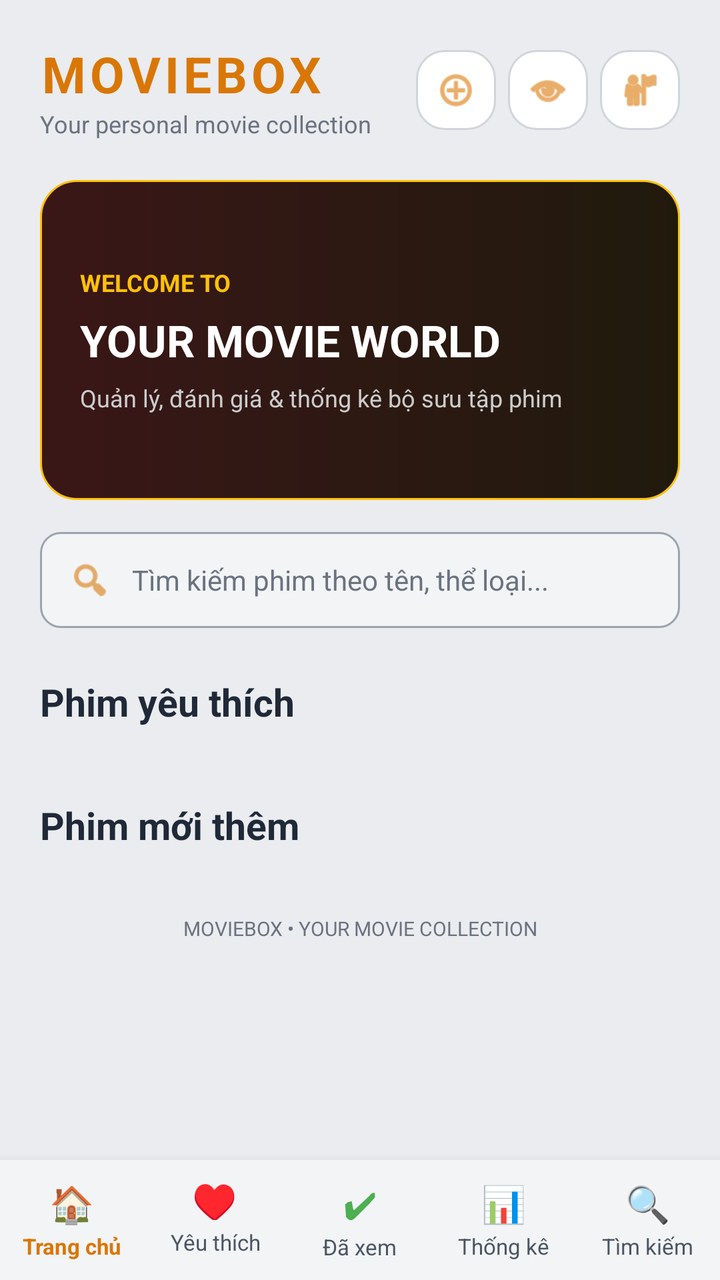
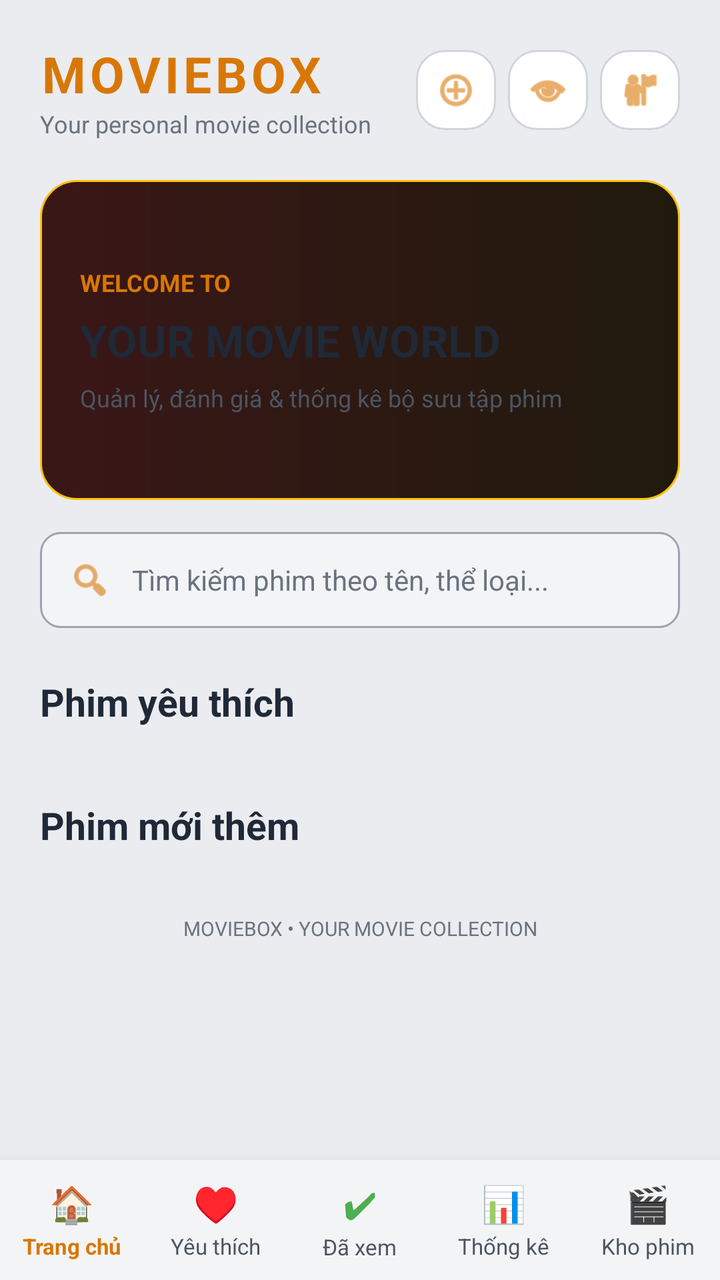

An Android layout rendered at two revisions. The XML below is the earlier revision; the diff shows what the commit changed to produce the second picture.
<!-- AndroidManifest.xml: application theme Theme.QuanliPhim -->
<!-- res/layout/activity_main.xml -->
<?xml version="1.0" encoding="utf-8"?>
<LinearLayout
    xmlns:android="http://schemas.android.com/apk/res/android"
    xmlns:app="http://schemas.android.com/apk/res-auto"
    android:id="@+id/mainRoot"
    android:layout_width="match_parent"
    android:layout_height="match_parent"
    android:background="@color/bg_main"
    android:orientation="vertical">

    <androidx.core.widget.NestedScrollView
        android:id="@+id/mainScrollView"
        android:layout_width="match_parent"
        android:layout_height="0dp"
        android:layout_weight="1"
        android:fillViewport="true">

        <LinearLayout
            android:layout_width="match_parent"
            android:layout_height="wrap_content"
            android:orientation="vertical"
            android:padding="20dp">

            
            <LinearLayout
                android:layout_width="match_parent"
                android:layout_height="wrap_content"
                android:gravity="center_vertical"
                android:orientation="horizontal">

                <LinearLayout
                    android:layout_width="0dp"
                    android:layout_height="wrap_content"
                    android:layout_weight="1"
                    android:orientation="vertical">

                    <TextView
                        android:layout_width="wrap_content"
                        android:layout_height="wrap_content"
                        android:text="MOVIEBOX"
                        android:textColor="@color/accent_gold"
                        android:textSize="25sp"
                        android:textStyle="bold"
                        android:letterSpacing="0.08"/>

                    <TextView
                        android:layout_width="wrap_content"
                        android:layout_height="wrap_content"
                        android:text="Your personal movie collection"
                        android:textColor="@color/text_sub"
                        android:textSize="12sp"/>
                </LinearLayout>

                <LinearLayout
                    android:layout_width="wrap_content"
                    android:layout_height="wrap_content"
                    android:orientation="horizontal"
                    android:gravity="center_vertical">

                    <ImageView
                        android:id="@+id/btnAddMovie"
                        android:layout_width="40dp"
                        android:layout_height="40dp"
                        android:src="@android:drawable/ic_menu_add"
                        android:background="@drawable/bg_movie_item"
                        android:padding="9dp"
                        app:tint="@color/accent_gold"
                        android:layout_marginEnd="6dp"
                        android:contentDescription="Thêm phim"/>

                    <ImageView
                        android:id="@+id/btnThemeToggle"
                        android:layout_width="40dp"
                        android:layout_height="40dp"
                        android:src="@android:drawable/ic_menu_view"
                        android:background="@drawable/bg_movie_item"
                        android:padding="9dp"
                        app:tint="@color/accent_gold"
                        android:layout_marginEnd="6dp"
                        android:contentDescription="Đổi giao diện Sáng / Tối"/>

                    <ImageView
                        android:id="@+id/btnProfile"
                        android:layout_width="40dp"
                        android:layout_height="40dp"
                        android:src="@android:drawable/ic_menu_myplaces"
                        android:background="@drawable/bg_movie_item"
                        android:padding="9dp"
                        app:tint="@color/accent_gold"
                        android:contentDescription="Cá nhân và Cài đặt"/>
                </LinearLayout>
            </LinearLayout>

            
            <LinearLayout
                android:layout_width="match_parent"
                android:layout_height="160dp"
                android:layout_marginTop="20dp"
                android:background="@drawable/bg_banner"
                android:gravity="center_vertical"
                android:orientation="vertical"
                android:padding="20dp">

                <TextView
                    android:layout_width="wrap_content"
                    android:layout_height="wrap_content"
                    android:text="WELCOME TO"
                    android:textColor="#FFC107"
                    android:textSize="12sp"
                    android:textStyle="bold"/>

                <TextView
                    android:layout_width="wrap_content"
                    android:layout_height="wrap_content"
                    android:layout_marginTop="6dp"
                    android:text="YOUR MOVIE WORLD"
                    android:textColor="#FFFFFF"
                    android:textSize="22sp"
                    android:textStyle="bold"/>

                <TextView
                    android:layout_width="wrap_content"
                    android:layout_height="wrap_content"
                    android:layout_marginTop="6dp"
                    android:text="Quản lý, đánh giá &amp; thống kê bộ sưu tập phim"
                    android:textColor="#CCCCCC"
                    android:textSize="12sp"/>

            </LinearLayout>

            
            <LinearLayout
                android:id="@+id/btnOpenSearch"
                android:layout_width="match_parent"
                android:layout_height="48dp"
                android:layout_marginTop="16dp"
                android:background="@drawable/bg_edittext"
                android:gravity="center_vertical"
                android:orientation="horizontal"
                android:paddingHorizontal="14dp"
                android:clickable="true"
                android:focusable="true">

                <ImageView
                    android:layout_width="22dp"
                    android:layout_height="22dp"
                    android:src="@android:drawable/ic_menu_search"
                    app:tint="@color/accent_gold"
                    android:contentDescription="Icon Tìm kiếm"/>

                <TextView
                    android:layout_width="wrap_content"
                    android:layout_height="wrap_content"
                    android:layout_marginStart="10dp"
                    android:text="Tìm kiếm phim theo tên, thể loại..."
                    android:textColor="@color/text_sub"
                    android:textSize="14sp"/>
            </LinearLayout>

            
            <TextView
                android:layout_width="match_parent"
                android:layout_height="wrap_content"
                android:layout_marginTop="24dp"
                android:text="Phim yêu thích"
                android:textColor="@color/text_primary"
                android:textSize="19sp"
                android:textStyle="bold"/>

            <TextView
                android:id="@+id/tvFavoriteEmpty"
                android:layout_width="match_parent"
                android:layout_height="wrap_content"
                android:text="Chưa có phim yêu thích"
                android:textColor="@color/text_sub"
                android:padding="12dp"
                android:visibility="gone"/>

            <androidx.recyclerview.widget.RecyclerView
                android:id="@+id/rvFavoriteMovies"
                android:layout_width="match_parent"
                android:layout_height="wrap_content"
                android:layout_marginTop="12dp"
                android:nestedScrollingEnabled="false"/>

            
            <TextView
                android:layout_width="match_parent"
                android:layout_height="wrap_content"
                android:layout_marginTop="24dp"
                android:text="Phim mới thêm"
                android:textColor="@color/text_primary"
                android:textSize="19sp"
                android:textStyle="bold"/>

            <TextView
                android:id="@+id/tvEmpty"
                android:layout_width="match_parent"
                android:layout_height="wrap_content"
                android:gravity="center"
                android:padding="25dp"
                android:text="Chưa có phim nào. Hãy thêm phim mới!"
                android:textColor="@color/text_sub"
                android:textSize="14sp"
                android:visibility="gone"/>

            <androidx.recyclerview.widget.RecyclerView
                android:id="@+id/rvMovies"
                android:layout_width="match_parent"
                android:layout_height="wrap_content"
                android:layout_marginTop="12dp"
                android:nestedScrollingEnabled="false"/>

            <TextView
                android:layout_width="match_parent"
                android:layout_height="wrap_content"
                android:gravity="center"
                android:layout_marginTop="20dp"
                android:layout_marginBottom="20dp"
                android:text="MOVIEBOX • YOUR MOVIE COLLECTION"
                android:textColor="@color/text_sub"
                android:textSize="10sp"/>
        </LinearLayout>
    </androidx.core.widget.NestedScrollView>

    
    <LinearLayout
        android:id="@+id/bottomNavContainer"
        android:layout_width="match_parent"
        android:layout_height="60dp"
        android:background="@color/bottom_nav_bg"
        android:orientation="horizontal"
        android:gravity="center_vertical"
        android:elevation="8dp">

        
        <LinearLayout
            android:id="@+id/btnNavHome"
            android:layout_width="0dp"
            android:layout_height="match_parent"
            android:layout_weight="1"
            android:gravity="center"
            android:orientation="vertical"
            android:clickable="true"
            android:focusable="true"
            android:background="?attr/selectableItemBackground">

            <TextView
                android:layout_width="wrap_content"
                android:layout_height="wrap_content"
                android:text="🏠"
                android:textSize="18sp"/>

            <TextView
                android:layout_width="wrap_content"
                android:layout_height="wrap_content"
                android:text="Trang chủ"
                android:textColor="@color/accent_gold"
                android:textSize="11sp"
                android:layout_marginTop="2dp"
                android:textStyle="bold"/>
        </LinearLayout>

        
        <LinearLayout
            android:id="@+id/btnNavFavorites"
            android:layout_width="0dp"
            android:layout_height="44dp"
            android:layout_weight="1"
            android:background="?attr/selectableItemBackground"
            android:clickable="true"
            android:focusable="true"
            android:gravity="center"
            android:orientation="vertical">

            <TextView
                android:layout_width="24dp"
                android:layout_height="22dp"
                android:text="♥"
                android:textColor="#E91E63"
                android:textSize="18sp" />

            <TextView
                android:id="@+id/btnQuickStats"
                android:layout_width="0dp"
                android:layout_height="wrap_content"
                android:layout_marginEnd="4dp"
                android:layout_weight="1"
                android:background="@drawable/bg_movie_item"
                android:clickable="true"
                android:focusable="true"
                android:gravity="center"
                android:maxLines="1"
                android:paddingVertical="12dp"
                android:singleLine="true"
                android:text="📊 Thống kê"
                android:textColor="@color/text_primary"
                android:textSize="13sp"
                android:textStyle="bold" />

            <TextView
                android:layout_width="wrap_content"
                android:layout_height="wrap_content"
                android:layout_marginTop="2dp"
                android:text="Yêu thích"
                android:textColor="@color/text_secondary"
                android:textSize="11sp" />

            <TextView
                android:id="@+id/btnQuickFavorites"
                android:layout_width="0dp"
                android:layout_height="wrap_content"
                android:layout_marginHorizontal="4dp"
                android:layout_weight="1"
                android:background="@drawable/bg_movie_item"
                android:clickable="true"
                android:focusable="true"
                android:gravity="center"
                android:maxLines="1"
                android:paddingVertical="12dp"
                android:singleLine="true"
                android:text="♥ Yêu thích"
                android:textColor="@color/text_primary"
                android:textSize="13sp"
                android:textStyle="bold" />

            <TextView
                android:id="@+id/btnQuickWatched"
                android:layout_width="0dp"
                android:layout_height="wrap_content"
                android:layout_marginStart="4dp"
                android:layout_weight="1"
                android:background="@drawable/bg_movie_item"
                android:clickable="true"
                android:focusable="true"
                android:gravity="center"
                android:maxLines="1"
                android:paddingVertical="12dp"
                android:singleLine="true"
                android:text="✔ Đã xem"
                android:textColor="@color/text_primary"
                android:textSize="13sp"
                android:textStyle="bold" />
        </LinearLayout>

        
        <LinearLayout
            android:id="@+id/btnNavWatched"
            android:layout_width="0dp"
            android:layout_height="match_parent"
            android:layout_weight="1"
            android:gravity="center"
            android:orientation="vertical"
            android:clickable="true"
            android:focusable="true"
            android:background="?attr/selectableItemBackground">

            <TextView
                android:layout_width="wrap_content"
                android:layout_height="wrap_content"
                android:text="✔"
                android:textColor="#4CAF50"
                android:textSize="18sp"/>

            <TextView
                android:layout_width="wrap_content"
                android:layout_height="wrap_content"
                android:text="Đã xem"
                android:textColor="@color/text_secondary"
                android:textSize="11sp"
                android:layout_marginTop="2dp"/>
        </LinearLayout>

        
        <LinearLayout
            android:id="@+id/btnNavStats"
            android:layout_width="0dp"
            android:layout_height="match_parent"
            android:layout_weight="1"
            android:gravity="center"
            android:orientation="vertical"
            android:clickable="true"
            android:focusable="true"
            android:background="?attr/selectableItemBackground">

            <TextView
                android:layout_width="wrap_content"
                android:layout_height="wrap_content"
                android:text="📊"
                android:textSize="18sp"/>

            <TextView
                android:layout_width="wrap_content"
                android:layout_height="wrap_content"
                android:text="Thống kê"
                android:textColor="@color/text_secondary"
                android:textSize="11sp"
                android:layout_marginTop="2dp"/>
        </LinearLayout>

        
        <LinearLayout
            android:id="@+id/btnNavSearch"
            android:layout_width="0dp"
            android:layout_height="match_parent"
            android:layout_weight="1"
            android:gravity="center"
            android:orientation="vertical"
            android:clickable="true"
            android:focusable="true"
            android:background="?attr/selectableItemBackground">

            <TextView
                android:layout_width="wrap_content"
                android:layout_height="wrap_content"
                android:text="🔍"
                android:textSize="18sp"/>

            <TextView
                android:layout_width="wrap_content"
                android:layout_height="wrap_content"
                android:text="Tìm kiếm"
                android:textColor="@color/text_secondary"
                android:textSize="11sp"
                android:layout_marginTop="2dp"/>
        </LinearLayout>

    </LinearLayout>

</LinearLayout>
<!-- resources referenced by this layout -->
<resources>
  <color name="accent_gold">#D97706</color>
  <color name="bg_main">#EAECEF</color>
  <color name="bottom_nav_bg">#F3F4F6</color>
  <color name="text_primary">#1F2937</color>
  <color name="text_secondary">#4B5563</color>
  <color name="text_sub">#6B7280</color>
  <!-- drawable bg_banner (drawable) -->
  <?xml version="1.0" encoding="utf-8"?>
  <shape xmlns:android="http://schemas.android.com/apk/res/android">
      <gradient
          android:startColor="#3A1717"
          android:endColor="#201A0D"
          android:angle="0"/>
      <corners android:radius="18dp"/>
      <stroke
          android:width="1dp"
          android:color="#FFC107"/>
  </shape>
  <!-- drawable bg_edittext (drawable) -->
  <?xml version="1.0" encoding="utf-8"?>
  <shape xmlns:android="http://schemas.android.com/apk/res/android">
      <solid android:color="@color/bg_edittext"/>
      <corners android:radius="10dp"/>
      <stroke
          android:width="1dp"
          android:color="@color/edittext_stroke"/>
  </shape>
  <!-- drawable bg_movie_item (drawable) -->
  <?xml version="1.0" encoding="utf-8"?>
  <shape xmlns:android="http://schemas.android.com/apk/res/android">
      <solid android:color="@color/bg_card"/>
      <corners android:radius="14dp"/>
      <stroke
          android:width="1dp"
          android:color="@color/bg_card_stroke"/>
  </shape>
  <style name="Theme.QuanliPhim" parent="Base.Theme.QuanliPhim" />
  <color name="bg_edittext">#F3F4F6</color>
  <color name="edittext_stroke">#9CA3AF</color>
  <color name="bg_card">#FFFFFF</color>
  <color name="bg_card_stroke">#D1D5DB</color>
  <style name="Base.Theme.QuanliPhim" parent="Theme.Material3.DayNight.NoActionBar">
          
          
      </style>
</resources>

<!-- the commit's change to res/layout/activity_main.xml (unified diff, before → after) -->
@@ -105,7 +105,7 @@
                     android:layout_width="wrap_content"
                     android:layout_height="wrap_content"
                     android:text="WELCOME TO"
-                    android:textColor="#FFC107"
+                    android:textColor="@color/accent_gold"
                     android:textSize="12sp"
                     android:textStyle="bold"/>
 
@@ -114,7 +114,7 @@
                     android:layout_height="wrap_content"
                     android:layout_marginTop="6dp"
                     android:text="YOUR MOVIE WORLD"
-                    android:textColor="#FFFFFF"
+                    android:textColor="@color/text_primary"
                     android:textSize="22sp"
                     android:textStyle="bold"/>
 
@@ -123,7 +123,7 @@
                     android:layout_height="wrap_content"
                     android:layout_marginTop="6dp"
                     android:text="Quản lý, đánh giá &amp; thống kê bộ sưu tập phim"
-                    android:textColor="#CCCCCC"
+                    android:textColor="@color/text_secondary"
                     android:textSize="12sp"/>
 
             </LinearLayout>
@@ -265,82 +265,28 @@
         <LinearLayout
             android:id="@+id/btnNavFavorites"
             android:layout_width="0dp"
-            android:layout_height="44dp"
-            android:layout_weight="1"
-            android:background="?attr/selectableItemBackground"
-            android:clickable="true"
-            android:focusable="true"
-            android:gravity="center"
-            android:orientation="vertical">
-
-            <TextView
-                android:layout_width="24dp"
-                android:layout_height="22dp"
+            android:layout_height="match_parent"
+            android:layout_weight="1"
+            android:gravity="center"
+            android:orientation="vertical"
+            android:clickable="true"
+            android:focusable="true"
+            android:background="?attr/selectableItemBackground">
+
+            <TextView
+                android:layout_width="wrap_content"
+                android:layout_height="wrap_content"
                 android:text="♥"
                 android:textColor="#E91E63"
-                android:textSize="18sp" />
-
-            <TextView
-                android:id="@+id/btnQuickStats"
-                android:layout_width="0dp"
-                android:layout_height="wrap_content"
-                android:layout_marginEnd="4dp"
-                android:layout_weight="1"
-                android:background="@drawable/bg_movie_item"
-                android:clickable="true"
-                android:focusable="true"
-                android:gravity="center"
-                android:maxLines="1"
-                android:paddingVertical="12dp"
-                android:singleLine="true"
-                android:text="📊 Thống kê"
-                android:textColor="@color/text_primary"
-                android:textSize="13sp"
-                android:textStyle="bold" />
-
-            <TextView
-                android:layout_width="wrap_content"
-                android:layout_height="wrap_content"
-                android:layout_marginTop="2dp"
+                android:textSize="18sp"/>
+
+            <TextView
+                android:layout_width="wrap_content"
+                android:layout_height="wrap_content"
                 android:text="Yêu thích"
                 android:textColor="@color/text_secondary"
-                android:textSize="11sp" />
-
-            <TextView
-                android:id="@+id/btnQuickFavorites"
-                android:layout_width="0dp"
-                android:layout_height="wrap_content"
-                android:layout_marginHorizontal="4dp"
-                android:layout_weight="1"
-                android:background="@drawable/bg_movie_item"
-                android:clickable="true"
-                android:focusable="true"
-                android:gravity="center"
-                android:maxLines="1"
-                android:paddingVertical="12dp"
-                android:singleLine="true"
-                android:text="♥ Yêu thích"
-                android:textColor="@color/text_primary"
-                android:textSize="13sp"
-                android:textStyle="bold" />
-
-            <TextView
-                android:id="@+id/btnQuickWatched"
-                android:layout_width="0dp"
-                android:layout_height="wrap_content"
-                android:layout_marginStart="4dp"
-                android:layout_weight="1"
-                android:background="@drawable/bg_movie_item"
-                android:clickable="true"
-                android:focusable="true"
-                android:gravity="center"
-                android:maxLines="1"
-                android:paddingVertical="12dp"
-                android:singleLine="true"
-                android:text="✔ Đã xem"
-                android:textColor="@color/text_primary"
-                android:textSize="13sp"
-                android:textStyle="bold" />
+                android:textSize="11sp"
+                android:layout_marginTop="2dp"/>
         </LinearLayout>
 
         
@@ -400,26 +346,26 @@
 
         
         <LinearLayout
-            android:id="@+id/btnNavSearch"
-            android:layout_width="0dp"
-            android:layout_height="match_parent"
-            android:layout_weight="1"
-            android:gravity="center"
-            android:orientation="vertical"
-            android:clickable="true"
-            android:focusable="true"
-            android:background="?attr/selectableItemBackground">
-
-            <TextView
-                android:layout_width="wrap_content"
-                android:layout_height="wrap_content"
-                android:text="🔍"
-                android:textSize="18sp"/>
-
-            <TextView
-                android:layout_width="wrap_content"
-                android:layout_height="wrap_content"
-                android:text="Tìm kiếm"
+            android:id="@+id/btnNavLibrary"
+            android:layout_width="0dp"
+            android:layout_height="match_parent"
+            android:layout_weight="1"
+            android:gravity="center"
+            android:orientation="vertical"
+            android:clickable="true"
+            android:focusable="true"
+            android:background="?attr/selectableItemBackground">
+
+            <TextView
+                android:layout_width="wrap_content"
+                android:layout_height="wrap_content"
+                android:text="🎬"
+                android:textSize="18sp"/>
+
+            <TextView
+                android:layout_width="wrap_content"
+                android:layout_height="wrap_content"
+                android:text="Kho phim"
                 android:textColor="@color/text_secondary"
                 android:textSize="11sp"
                 android:layout_marginTop="2dp"/>
